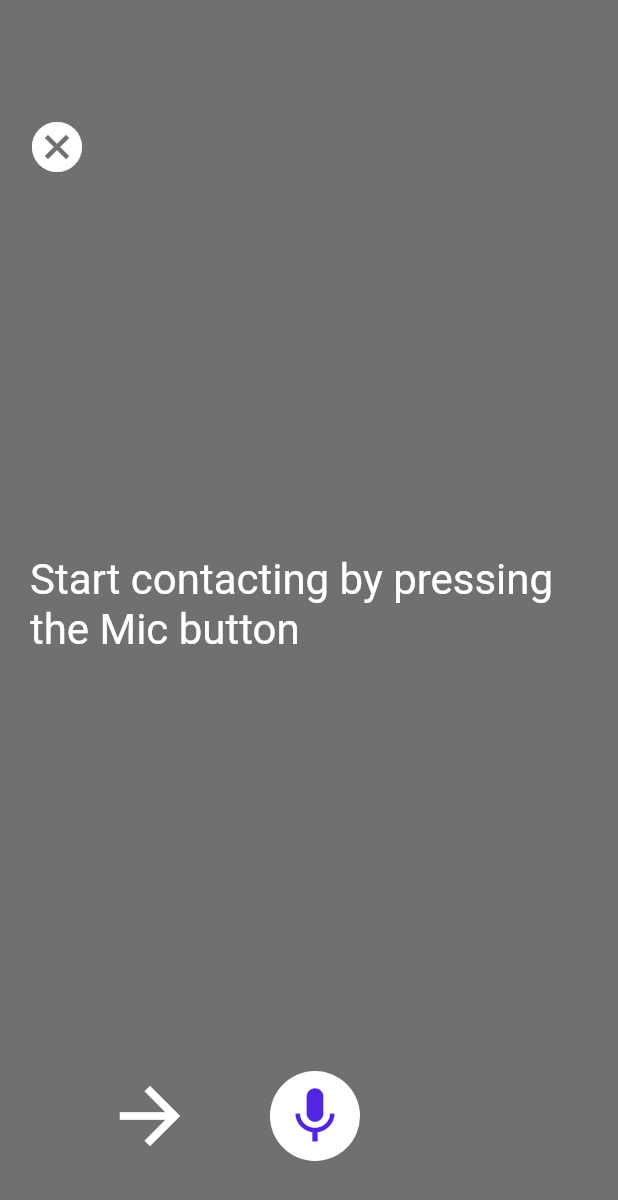
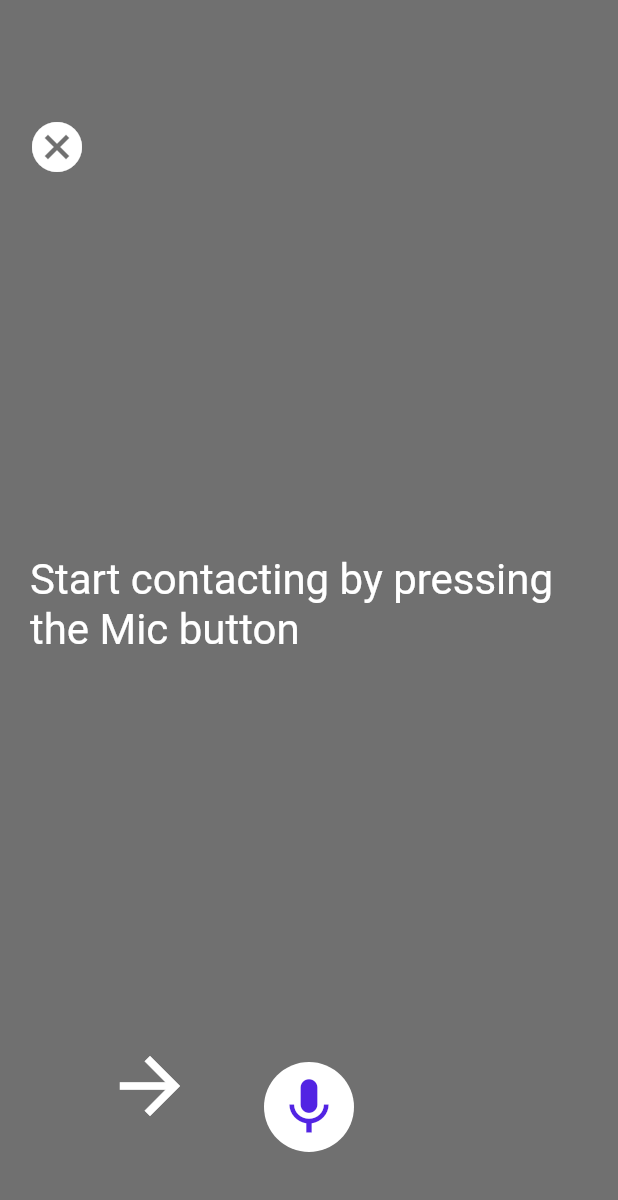
Before and after one commit to mohanedsayed/Graduation-Project101, a Flutter app: the DirectContact screen opened directly, on a phone screen of 412 x 824 dp. Shown: the top 1200 px of the screen. Run offline on Flutter 3.47's test engine with Material 2 defaults, Android fonts, the phone set to English and light mode, and no system bars; drawn by our look-alikes of avatar_glow; our stand-ins replace speech_to_text; network calls fail.

Commit message:
finished direct contact (speech to text)

```diff
--- /dev/null
+++ b/lib/api/speech_api.dart
@@ -0,0 +1,20 @@
+import 'package:flutter/cupertino.dart';
+import 'package:speech_to_text/speech_to_text.dart';
+
+class SpeechApi {
+  static final _speech = SpeechToText();
+
+  static Future<bool> toggleRecording(
+      {@required Function(String text) onResult,
+      @required ValueChanged<bool> onListening}) async {
+    final isAvailable = await _speech.initialize(
+      onStatus: (status) => onListening(_speech.isListening),
+      onError: (e) => print('Error : $e'),
+    );
+
+    if (isAvailable) {
+      _speech.listen(onResult: (value) => onResult(value.recognizedWords));
+    }
+    return isAvailable;
+  }
+}
--- a/lib/views/direct_contact/direct_contact1.dart
+++ b/lib/views/direct_contact/direct_contact1.dart
@@ -1,9 +1,42 @@
+import 'package:avatar_glow/avatar_glow.dart';
 import 'package:flutter/material.dart';
+import 'package:graduation_project101/api/speech_api.dart';
 
-class DirectContact extends StatelessWidget {
+class DirectContact extends StatefulWidget {
+  @override
+  _DirectContactState createState() => _DirectContactState();
+}
+
+class _DirectContactState extends State<DirectContact> {
+  bool isListening = false;
+  String text = 'Start contacting by pressing \nthe Mic button';
+
   @override
   Widget build(BuildContext context) {
     return Scaffold(
+      floatingActionButtonLocation: FloatingActionButtonLocation.centerFloat,
+      floatingActionButton: GestureDetector(
+        onTap: () {
+          toggleRecording();
+          setState(() {
+            isListening = !isListening;
+          });
+        },
+        child: AvatarGlow(
+          glowColor: Color(0xFF5224E3),
+          animate: isListening,
+          endRadius: 70,
+          child: CircleAvatar(
+            radius: 30,
+            backgroundColor: Colors.white,
+            child: Icon(
+              Icons.mic,
+              color: Color(0xFF5224E3),
+              size: 45,
+            ),
+          ),
+        ),
+      ),
       backgroundColor: Color(0xFF707070),
       body: Stack(
         children: [
@@ -23,9 +56,12 @@ class DirectContact extends StatelessWidget {
             top: 350,
             child: Padding(
               padding: const EdgeInsets.all(20.0),
+              child: Container(
+                width: MediaQuery.of(context).size.width * 0.9,
                 child: Text(
-                'Start contacting by pressing \nthe Mic button',
+                  text,
                   softWrap: true,
+                  overflow: TextOverflow.clip,
                   style: TextStyle(
                     color: Colors.white,
                     fontSize: 28,
@@ -33,29 +69,33 @@ class DirectContact extends StatelessWidget {
                 ),
               ),
             ),
+          ),
           Positioned(
-              bottom: 50,
+            bottom: 70,
             left: 70,
-              child: Icon(
+            child: !isListening
+                ? Icon(
                     Icons.arrow_forward_sharp,
                     size: 60,
                     color: Colors.white,
-              )),
-          Positioned(
-            bottom: 50,
-            left: 180,
-            child: CircleAvatar(
-              radius: 30,
-              backgroundColor: Colors.white,
-              child: Icon(
-                Icons.mic,
-                color: Color(0xFF5224E3),
-                size: 45,
-              ),
-            ),
+                  )
+                : Container(),
           ),
         ],
       ),
     );
   }
+
+  Future toggleRecording() => SpeechApi.toggleRecording(
+        onResult: (text) => setState(() => this.text = text),
+        onListening: (isListening) {
+          setState(() => this.isListening = isListening);
+
+          if (!isListening) {
+            Future.delayed(Duration(seconds: 1), () {
+              // Utils.scanText(text);
+            });
           }
+        },
+      );
+}
--- a/lib/widgets/question_post_container.dart
+++ b/lib/widgets/question_post_container.dart
@@ -53,6 +53,7 @@ class QuestionPostContainer extends StatelessWidget {
                               mainAxisAlignment: MainAxisAlignment.spaceBetween,
                               children: [
                                 GestureDetector(
+                                  onTap: () => Navigator.pop(context),
                                   child: Text(
                                     'Cancel',
                                     style: TextStyle(
--- a/pubspec.yaml
+++ b/pubspec.yaml
@@ -27,6 +27,7 @@ dependencies:
   flutter_svg: ^0.22.0
   flutter_tts: ^3.1.0
   speech_to_text: ^3.2.0
+  avatar_glow: ^2.0.1
 
   # The following adds the Cupertino Icons font to your application.
   # Use with the CupertinoIcons class for iOS style icons.
```
Also changed, not shown: lib/views/landing_page.dart (+10 -6 lines), lib/widgets/post_container.dart (+25 -0 lines), pubspec.lock, 6 other files. Lines whose indentation alone changed are shown as unchanged.
